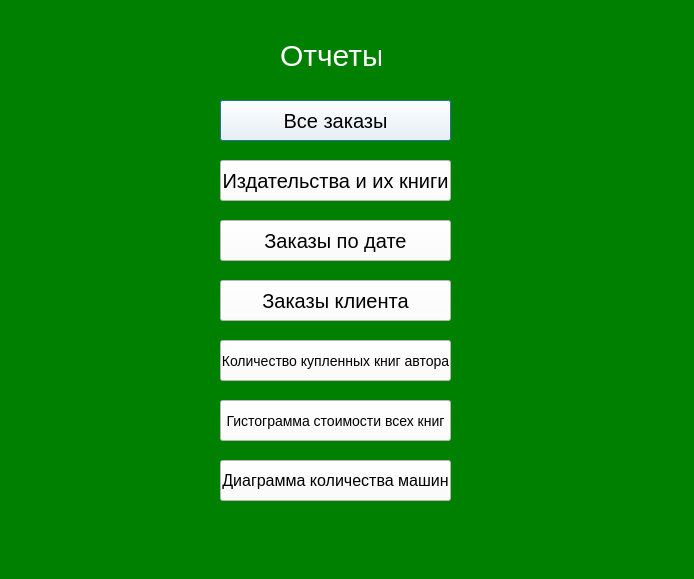
Qt form Widgets/Reports/reports.ui (FireSpirit171/BookShop) before a commit.
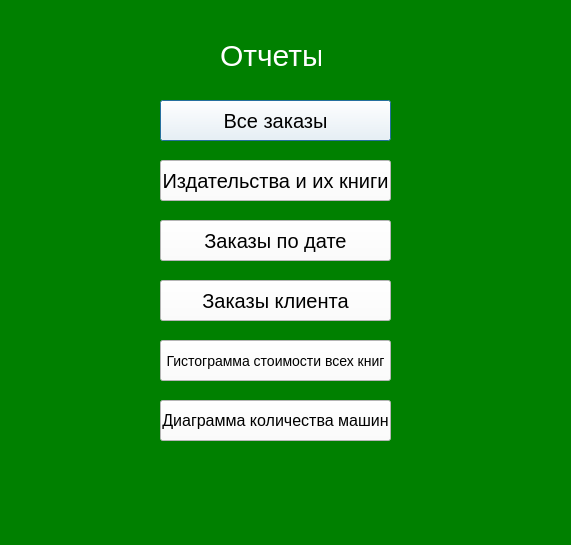
The same form after that commit.

```diff
--- a/Widgets/Reports/reports.ui
+++ b/Widgets/Reports/reports.ui
@@ -6,8 +6,8 @@
    <rect>
     <x>0</x>
     <y>0</y>
-    <width>694</width>
-    <height>579</height>
+    <width>571</width>
+    <height>545</height>
    </rect>
   </property>
   <property name="windowTitle">
@@ -19,7 +19,7 @@
   <widget class="QLabel" name="label">
    <property name="geometry">
     <rect>
-     <x>280</x>
+     <x>220</x>
      <y>30</y>
      <width>101</width>
      <height>51</height>
@@ -36,7 +36,7 @@
   <widget class="QPushButton" name="all_orders">
    <property name="geometry">
     <rect>
-     <x>220</x>
+     <x>160</x>
      <y>100</y>
      <width>231</width>
      <height>41</height>
@@ -54,7 +54,7 @@
   <widget class="QPushButton" name="publisher_books">
    <property name="geometry">
     <rect>
-     <x>220</x>
+     <x>160</x>
      <y>160</y>
      <width>231</width>
      <height>41</height>
@@ -72,7 +72,7 @@
   <widget class="QPushButton" name="orders_by_date">
    <property name="geometry">
     <rect>
-     <x>220</x>
+     <x>160</x>
      <y>220</y>
      <width>231</width>
      <height>41</height>
@@ -90,7 +90,7 @@
   <widget class="QPushButton" name="client_orders">
    <property name="geometry">
     <rect>
-     <x>220</x>
+     <x>160</x>
      <y>280</y>
      <width>231</width>
      <height>41</height>
@@ -105,29 +105,11 @@
     <string>Заказы клиента</string>
    </property>
   </widget>
-  <widget class="QPushButton" name="authors_books">
-   <property name="geometry">
-    <rect>
-     <x>220</x>
-     <y>340</y>
-     <width>231</width>
-     <height>41</height>
-    </rect>
-   </property>
-   <property name="styleSheet">
-    <string notr="true">background-color: white;
-color: black;
-font-size: 14px</string>
-   </property>
-   <property name="text">
-    <string>Количество купленных книг автора</string>
-   </property>
-  </widget>
   <widget class="QPushButton" name="gistogramm">
    <property name="geometry">
     <rect>
-     <x>220</x>
-     <y>400</y>
+     <x>160</x>
+     <y>340</y>
      <width>231</width>
      <height>41</height>
     </rect>
@@ -144,8 +126,8 @@
   <widget class="QPushButton" name="diagramm">
    <property name="geometry">
     <rect>
-     <x>220</x>
-     <y>460</y>
+     <x>160</x>
+     <y>400</y>
      <width>231</width>
      <height>41</height>
     </rect>
```
